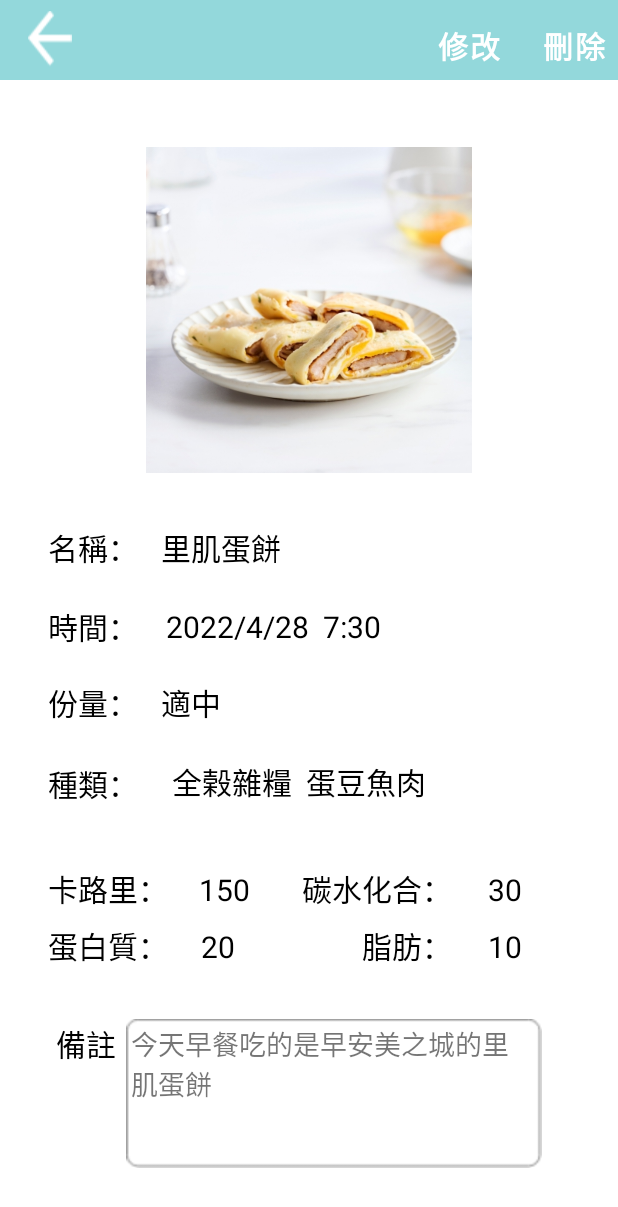
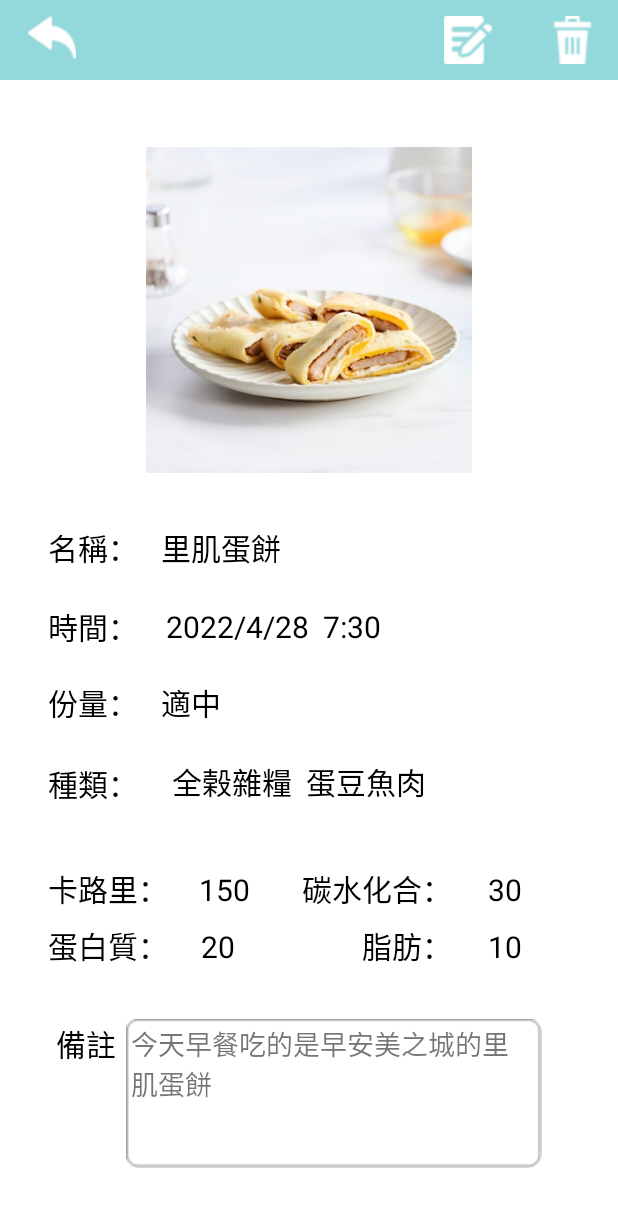
Before and after one commit to YShann/rx-and-mvvm, an Android app: the FoodDetailActivity screen opened directly, with no data from a screen before it, on a phone screen of 412 x 824 dp. Shown: the top 1207 px of the screen. Run offline under Robolectric (Android 15) with nearby library versions, the phone set to English and light mode, and no system bars.

Commit message:
修改-變更icon(回上頁、完成、編輯、刪除)

```diff
--- a/app/src/main/res/layout/activity_food_detail.xml
+++ b/app/src/main/res/layout/activity_food_detail.xml
@@ -23,29 +23,25 @@
             app:layout_constraintStart_toStartOf="parent"
             app:layout_constraintTop_toTopOf="parent">
 
-            <Button
+            <ImageButton
                 android:id="@+id/deleteButton"
-                android:layout_width="78dp"
+                android:layout_width="75dp"
                 android:layout_height="wrap_content"
-                android:background="@drawable/board_tab_selector_background"
-                android:backgroundTint="@color/teal_200"
-                android:text="刪除"
-                android:textSize="20sp"
-                android:textStyle="bold"
+                android:background="@drawable/btnbg"
+                android:backgroundTint="@color/my_default_background"
                 android:translationX="345dp"
-                android:translationY="5dp" />
+                app:srcCompat="@drawable/ic_delete"
+                tools:ignore="SpeakableTextPresentCheck" />
 
-            <Button
+            <ImageButton
                 android:id="@+id/revisebutton"
-                android:layout_width="77dp"
+                android:layout_width="75dp"
                 android:layout_height="wrap_content"
-                android:background="@drawable/board_tab_selector_background"
-                android:backgroundTint="@color/teal_200"
-                android:text="修改"
-                android:textSize="20sp"
-                android:textStyle="bold"
+                android:background="@drawable/btnbg"
+                android:backgroundTint="@color/my_default_background"
                 android:translationX="275dp"
-                android:translationY="5dp" />
+                app:srcCompat="@drawable/ic_edit"
+                tools:ignore="SpeakableTextPresentCheck" />
 
             <ImageButton
                 android:id="@+id/imageButton5"
@@ -54,8 +50,8 @@
                 android:background="@null"
                 android:onClick="btn_back"
                 android:translationX="20dp"
-                android:translationY="7dp"
-                app:srcCompat="@drawable/ic_back2"
+                android:translationY="9dp"
+                app:srcCompat="@drawable/ic_back4"
                 tools:ignore="OnClick,SpeakableTextPresentCheck,TouchTargetSizeCheck" />
 
         </FrameLayout>
```
Also changed, not shown: app/src/main/res/layout/activity_add_diet_record.xml (+7 -8 lines), app/src/main/res/layout/activity_add_water_record.xml (+7 -8 lines), app/src/main/res/drawable/ic_back.png (deleted), app/src/main/res/drawable/ic_back2.png (deleted), app/src/main/res/drawable/ic_back4.png (added), app/src/main/res/drawable/ic_check.png (added), app/src/main/res/drawable/ic_delete.png (added), app/src/main/res/drawable/ic_edit.png (added).
